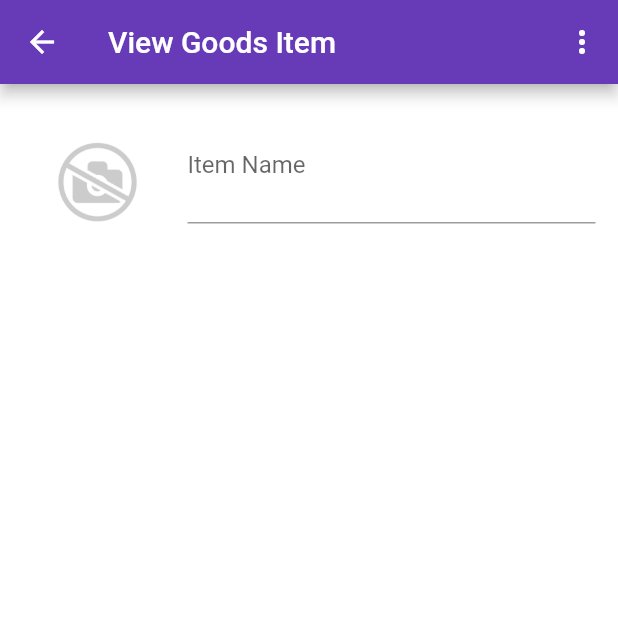
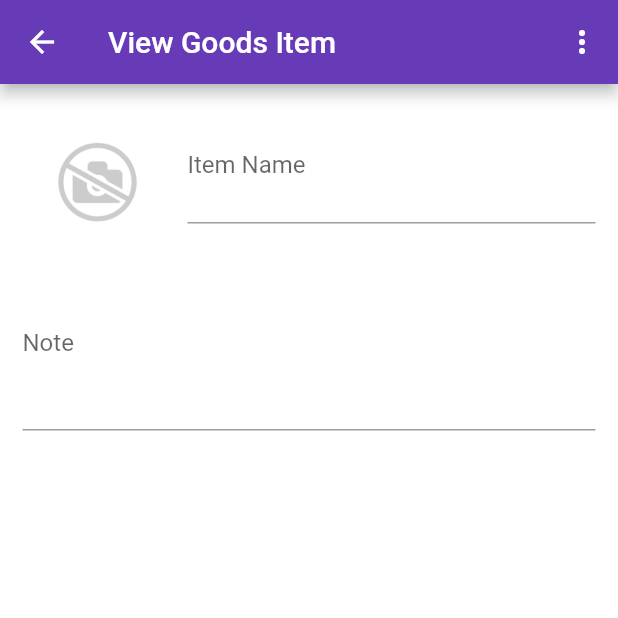
Before and after one commit to buzuchka/ConsumerBasket, a Flutter app: the GoodsScreen screen opened directly, after a tap on the "add" icon, on a phone screen of 412 x 824 dp, the top half of it. Run offline on Flutter 3.47's test engine with Material 2 defaults, Android fonts, the phone set to English and light mode, and no system bars; our stand-ins replace decimal, image_picker, sqflite; accounts and stored records are empty.

Commit message:
[up] Added field Note to Goods Item.

```diff
--- a/lib/models/goods.dart
+++ b/lib/models/goods.dart
@@ -4,4 +4,5 @@ import 'package:consumer_basket/base/repositories/abstract_repository_item.dart'
 class GoodsItem extends AbstractRepositoryItem<GoodsItem> {
   String? title;
   String? imagePath;
+  String? note;
 }
--- a/lib/repositories/goods.dart
+++ b/lib/repositories/goods.dart
@@ -17,6 +17,11 @@ class GoodsRepository extends DbRepository<GoodsItem> {
             "image_path", "TEXT",
             (GoodsItem item) => item.imagePath,
             (GoodsItem item, String? imagePath) => item.imagePath = imagePath),
+          DbField<GoodsItem,String?>(
+            "note", "TEXT",
+            (GoodsItem item) => item.note,
+            (GoodsItem item, String? note) => item.note = note),
+
         ]
     );
   }
--- a/lib/screens/goods_item_edit.dart
+++ b/lib/screens/goods_item_edit.dart
@@ -22,6 +22,7 @@ class _GoodsItemEditScreenState extends State<GoodsItemEditScreen> {
   bool _isItemDataChanged = false;
 
   final TextEditingController _titleTextController = TextEditingController();
+  final TextEditingController _noteTextController = TextEditingController();
 
   @override
   void initState() {
@@ -30,12 +31,17 @@ class _GoodsItemEditScreenState extends State<GoodsItemEditScreen> {
     _titleTextController.text = (widget.goodsItem.title != null)
         ? widget.goodsItem.title!
         : '';
+    _noteTextController.text = (widget.goodsItem.note != null)
+        ? widget.goodsItem.note!
+        : '';
   }
 
   @override
   void dispose() {
     super.dispose();
+
     _titleTextController.dispose();
+    _noteTextController.dispose();
   }
 
   @override
@@ -97,6 +103,20 @@ class _GoodsItemEditScreenState extends State<GoodsItemEditScreen> {
                   )
                 ],
               ),
+              Expanded(
+                  child: Column(
+                    children: [
+                      Row(
+                        crossAxisAlignment: CrossAxisAlignment.start,
+                        children: [
+                          Expanded(
+                              child: _getNoteWidget()
+                          ),
+                        ],
+                      ),
+                    ],
+                  )
+              )
             ]
           ),
         ),
@@ -125,7 +145,21 @@ class _GoodsItemEditScreenState extends State<GoodsItemEditScreen> {
         maxLines: 2,
         decoration: const InputDecoration(labelText: 'Item Name'),
         onChanged: (String value) {
-          widget.goodsItem.title = _titleTextController.text;
+          widget.goodsItem.title = value;
+          _updateGoodsItem2Database();
+        }
+    );
+  }
+
+  Widget _getNoteWidget() {
+    return TextField(
+        controller: _noteTextController,
+        minLines: 4,
+        maxLines: null,
+        keyboardType: TextInputType.multiline,
+        decoration: const InputDecoration(labelText: 'Note'),
+        onChanged: (String value) {
+          widget.goodsItem.note = value;
           _updateGoodsItem2Database();
         }
     );
@@ -143,6 +177,7 @@ class _GoodsItemEditScreenState extends State<GoodsItemEditScreen> {
 
   void _clear() {
     _titleTextController.clear();
+    _noteTextController.clear();
   }
 
 }
```
Lines whose indentation alone changed are shown as unchanged.
